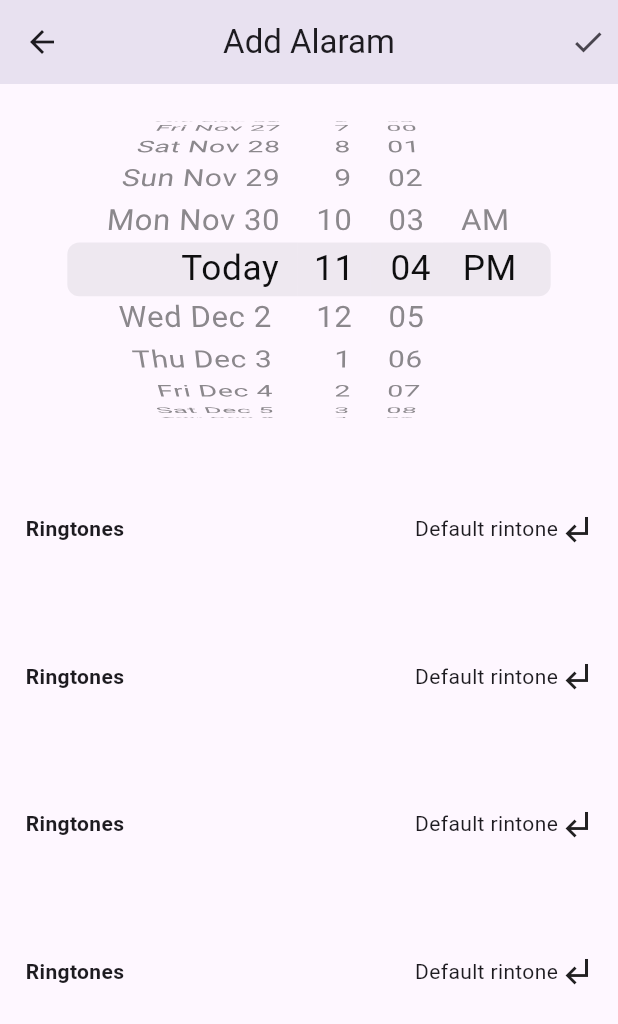
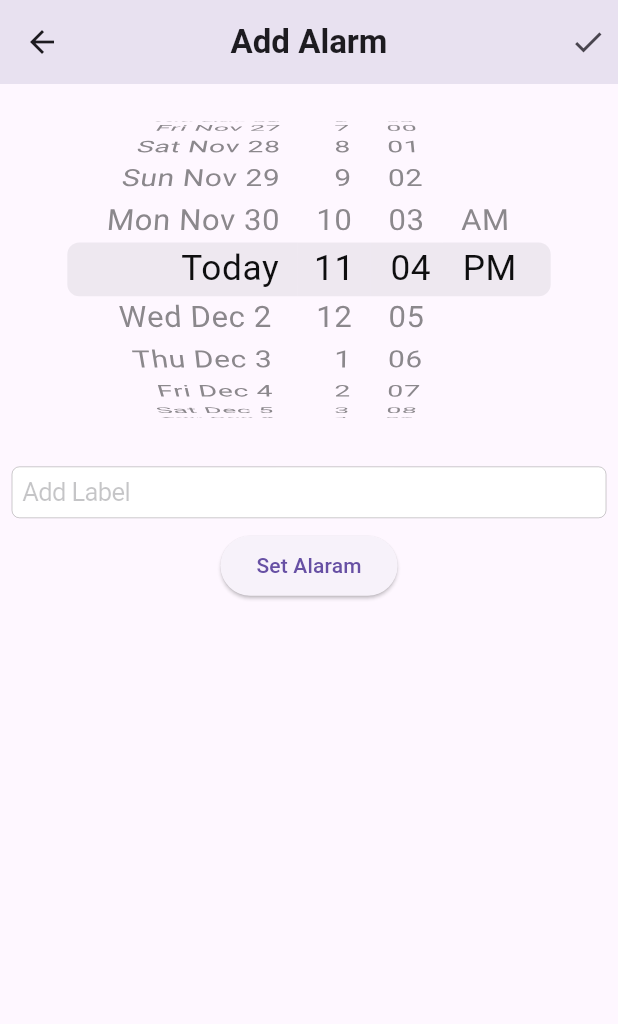
Before and after one commit to adwinlamsal/Alaram_Clock_With_Notifications, a Flutter app: the screen it shows after launch, after a tap on the "add" icon, on a phone screen of 412 x 824 dp. Shown: the top 1024 px of the screen. Run offline on Flutter 3.47's test engine with Material 3 defaults, Android fonts, the light colour scheme and no system bars.

Commit message:
Alarm added to model list

```diff
--- /dev/null
+++ b/lib/Model/Model.dart
@@ -0,0 +1,13 @@
+class model {
+
+
+String ? label;
+
+DateTime  dateTime;
+
+bool check;
+
+
+model(this.label,this.dateTime,this.check);
+
+}
--- /dev/null
+++ b/lib/Provider/Provier.dart
@@ -0,0 +1,35 @@
+import 'package:alaram/Model/Model.dart';
+import 'package:flutter/cupertino.dart';
+
+class alarmprovider extends ChangeNotifier{
+
+
+
+List<model> modelist=[];
+
+
+
+SetAlaram(String label,DateTime dateTime,bool check){
+
+modelist.add(model(label, dateTime,check));
+notifyListeners();
+
+
+}
+
+
+
+CheckAlarm(int index,bool check){
+
+modelist[index].check=check;
+notifyListeners();
+
+}
+
+
+
+
+
+
+
+}
--- a/lib/Screen/Add_Alaram.dart
+++ /dev/null
@@ -1,157 +0,0 @@
-import 'package:flutter/cupertino.dart';
-import 'package:flutter/material.dart';
-
-class AddAlaram extends StatefulWidget {
-  const AddAlaram({super.key});
-
-  @override
-  State<AddAlaram> createState() => _AddAlaramState();
-}
-
-class _AddAlaramState extends State<AddAlaram> {
-  @override
-  Widget build(BuildContext context) {
-    return Scaffold(
-      appBar: AppBar(
-        actions: [
-          Padding(
-            padding: const EdgeInsets.all(8.0),
-            child: Icon(Icons.check),
-          )
-        ],
-        automaticallyImplyLeading: true,
-        title: const Text('Add Alaram'),
-        centerTitle: true,
-      ),
-      body: Column(
-        mainAxisAlignment: MainAxisAlignment.start,
-        crossAxisAlignment: CrossAxisAlignment.center,
-        children: [
-          Container(
-            height: MediaQuery.of(context).size.height * 0.3,
-            width: MediaQuery.of(context).size.width,
-            child: Center(
-                child: CupertinoDatePicker(
-                  showDayOfWeek: true,
-                minimumDate: DateTime.now(),
-              dateOrder: DatePickerDateOrder.ydm,
-              onDateTimeChanged: (va) {},
-            )),
-          ),
-          Padding(
-            padding: const EdgeInsets.all(8.0),
-            child: Container(
-              height: MediaQuery.of(context).size.height * 0.1,
-              width: MediaQuery.of(context).size.width,
-              child: Row(
-                mainAxisAlignment: MainAxisAlignment.spaceBetween,
-                children: [
-                  Padding(
-                    padding: const EdgeInsets.only(left: 9.0),
-                    child: Text(
-                      'Ringtones',
-                      style: TextStyle(fontWeight: FontWeight.bold),
-                    ),
-                  ),
-                  Padding(
-                    padding: const EdgeInsets.only(right: 8.0),
-                    child: Row(
-                      children: [
-                        Text("Default rintone"),
-                        Icon(Icons.subdirectory_arrow_left)
-                      ],
-                    ),
-                  ),
-                ],
-              ),
-            ),
-          ),
-          Padding(
-            padding: const EdgeInsets.all(8.0),
-            child: Container(
-              height: MediaQuery.of(context).size.height * 0.1,
-              width: MediaQuery.of(context).size.width,
-              child: Row(
-                mainAxisAlignment: MainAxisAlignment.spaceBetween,
-                children: [
-                  Padding(
-                    padding: const EdgeInsets.only(left: 9.0),
-                    child: Text(
-                      'Ringtones',
-                      style: TextStyle(fontWeight: FontWeight.bold),
-                    ),
-                  ),
-                  Padding(
-                    padding: const EdgeInsets.only(right: 8.0),
-                    child: Row(
-                      children: [
-                        Text("Default rintone"),
-                        Icon(Icons.subdirectory_arrow_left)
-                      ],
-                    ),
-                  ),
-                ],
-              ),
-            ),
-          ),
-          Padding(
-            padding: const EdgeInsets.all(8.0),
-            child: Container(
-              height: MediaQuery.of(context).size.height * 0.1,
-              width: MediaQuery.of(context).size.width,
-              child: Row(
-                mainAxisAlignment: MainAxisAlignment.spaceBetween,
-                children: [
-                  Padding(
-                    padding: const EdgeInsets.only(left: 9.0),
-                    child: Text(
-                      'Ringtones',
-                      style: TextStyle(fontWeight: FontWeight.bold),
-                    ),
-                  ),
-                  Padding(
-                    padding: const EdgeInsets.only(right: 8.0),
-                    child: Row(
-                      children: [
-                        Text("Default rintone"),
-                        Icon(Icons.subdirectory_arrow_left)
-                      ],
-                    ),
-                  ),
-                ],
-              ),
-            ),
-          ),
-          Padding(
-            padding: const EdgeInsets.all(8.0),
-            child: Container(
-              height: MediaQuery.of(context).size.height * 0.1,
-              width: MediaQuery.of(context).size.width,
-              child: Row(
-                mainAxisAlignment: MainAxisAlignment.spaceBetween,
-                children: [
-                  Padding(
-                    padding: const EdgeInsets.only(left: 9.0),
-                    child: Text(
-                      'Ringtones',
-                      style: TextStyle(fontWeight: FontWeight.bold),
-                    ),
-                  ),
-                  Padding(
-                    padding: const EdgeInsets.only(right: 8.0),
-                    child: Row(
-                      children: [
-                        Text("Default rintone"),
-                        Icon(Icons.subdirectory_arrow_left)
-                      ],
-                    ),
-                  ),
-                ],
-              ),
-            ),
-          )
-        ],
-      ),
-    );
-  }
-}
--- /dev/null
+++ b/lib/Screen/Add_Alarm.dart
@@ -0,0 +1,81 @@
+import 'package:alaram/Provider/Provier.dart';
+import 'package:flutter/cupertino.dart';
+import 'package:flutter/material.dart';
+import 'package:provider/provider.dart';
+
+class AddAlarm extends StatefulWidget {
+  const AddAlarm({super.key});
+
+  @override
+  State<AddAlarm> createState() => _AddAlaramState();
+}
+
+class _AddAlaramState extends State<AddAlarm> {
+  late TextEditingController controller;
+
+  DateTime? dateTime;
+
+  @override
+  void initState() {
+    controller = TextEditingController();
+    super.initState();
+  }
+
+  @override
+  Widget build(BuildContext context) {
+    return Scaffold(
+      appBar: AppBar(
+        actions: [
+          Padding(
+            padding: const EdgeInsets.all(8.0),
+            child: Icon(Icons.check),
+          )
+        ],
+        automaticallyImplyLeading: true,
+        title: const Text(
+          'Add Alarm',
+          style: TextStyle(fontWeight: FontWeight.bold),
+        ),
+        centerTitle: true,
+      ),
+      body: Column(
+        mainAxisAlignment: MainAxisAlignment.start,
+        crossAxisAlignment: CrossAxisAlignment.center,
+        children: [
+          Container(
+            height: MediaQuery.of(context).size.height * 0.3,
+            width: MediaQuery.of(context).size.width,
+            child: Center(
+                child: CupertinoDatePicker(
+              showDayOfWeek: true,
+              minimumDate: DateTime.now(),
+              dateOrder: DatePickerDateOrder.ydm,
+              onDateTimeChanged: (va) {
+                dateTime = va;
+              },
+            )),
+          ),
+          Padding(
+            padding: const EdgeInsets.all(8.0),
+            child: Container(
+                width: MediaQuery.of(context).size.width,
+                child: CupertinoTextField(
+                  placeholder: "Add Label",
+                  controller: controller,
+                )),
+          ),
+
+          ElevatedButton(
+              onPressed: () {
+                context
+                    .read<alarmprovider>()
+                    .SetAlaram(controller.text, dateTime!, false);
+
+                Navigator.pop(context);
+              },
+              child: Text("Set Alaram")),
+        ],
+      ),
+    );
+  }
+}
--- a/lib/main.dart
+++ b/lib/main.dart
@@ -1,13 +1,18 @@
 import 'dart:async';
 
-import 'package:alaram/Screen/Add_Alaram.dart';
+import 'package:alaram/Provider/Provier.dart';
+import 'package:alaram/Screen/Add_Alarm.dart';
 import 'package:flutter/cupertino.dart';
 import 'package:flutter/material.dart';
 import 'package:intl/intl.dart';
+import 'package:provider/provider.dart';
 
-void main() => runApp(const MaterialApp(
+void main() => runApp(ChangeNotifierProvider(
+      create: (contex) => alarmprovider(),
+      child: const MaterialApp(
         debugShowCheckedModeBanner: false,
         home: MyApp(),
+      ),
     ));
 
 class MyApp extends StatefulWidget {
@@ -18,10 +23,7 @@ class MyApp extends StatefulWidget {
 }
 
 class _MyAppState extends State<MyApp> {
-
-bool value =false;
-
-
+  bool value = false;
 
   @override
   void initState() {
@@ -34,7 +36,7 @@ bool value =false;
 
   @override
   Widget build(BuildContext context) {
-    DateTime dateTime = DateTime.now();
+
 
     return Scaffold(
       backgroundColor: Color(0xFFEEEFF5),
@@ -50,7 +52,7 @@ bool value =false;
           )
         ],
         title: const Text(
-          'Alaram Clock ',
+          'Alarm Clock ',
           style: TextStyle(color: Colors.white),
         ),
         centerTitle: true,
@@ -75,10 +77,12 @@ bool value =false;
                   color: Colors.white),
             )),
           ),
-          Container(
+          Consumer<alarmprovider>(
+            builder: (context,alarm,child) {
+              return Container(
                 height: MediaQuery.of(context).size.height * 0.7,
                 child: ListView.builder(
-                itemCount: 1,
+                    itemCount: alarm.modelist.length,
                     itemBuilder: (BuildContext, index) {
                       return Padding(
                           padding: const EdgeInsets.all(8.0),
@@ -99,15 +103,18 @@ bool value =false;
                                         MainAxisAlignment.spaceBetween,
                                     children: [
                                       Text(
-                                    "6.00 Am",
+                                        DateFormat().add_jms().format(
+                                              alarm.modelist[index].dateTime,
+                                            ),
                                         style: TextStyle(
-                                        fontSize: 20,
-                                        fontWeight: FontWeight.bold),
+                                            fontWeight: FontWeight.bold,
+                                            fontSize: 16,
+                                            color: Colors.black),
                                       ),
                                       CupertinoSwitch(
-                                      value: value, onChanged: (v) {
-value=v;
-
+                                          value: alarm.modelist[index].check,
+                                          onChanged: (v) {
+                                       alarm.CheckAlarm(index, v);
                                           }),
                                     ],
                                   ),
@@ -117,6 +124,8 @@ value=v;
                             ),
                           ));
                     }),
+              );
+            }
           ),
           Expanded(
             child: Container(
@@ -129,7 +138,7 @@ value=v;
                   child: GestureDetector(
                 onTap: () {
                   Navigator.push(context,
-                      MaterialPageRoute(builder: (context) => AddAlaram()));
+                      MaterialPageRoute(builder: (context) => AddAlarm()));
                 },
                 child: Container(
                     decoration: BoxDecoration(
```
Lines whose indentation alone changed are shown as unchanged.
